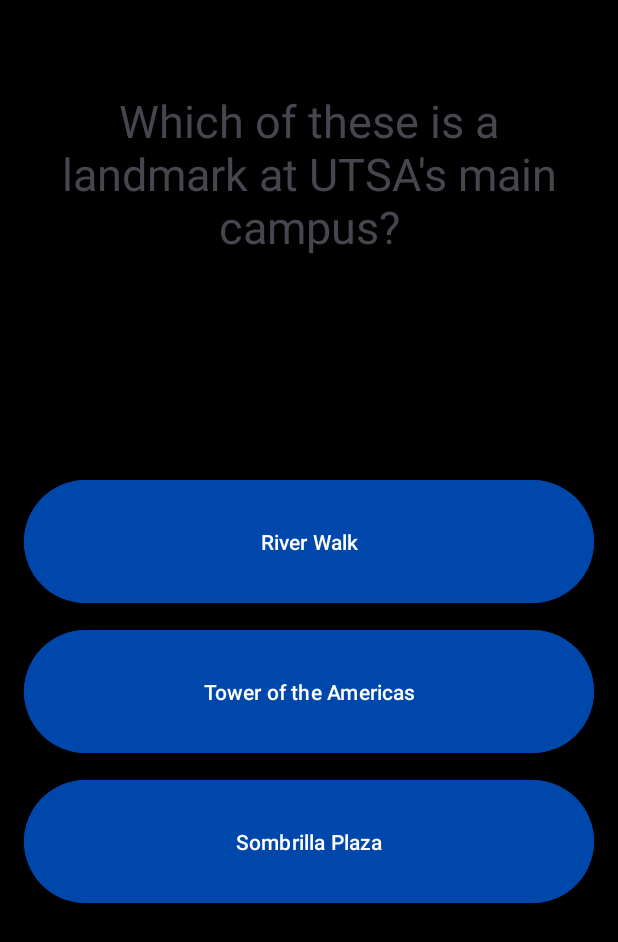
After one commit to miyakibanas/Strive, an Android app: the QuestionActivity screen opened directly, with no data from a screen before it, on a phone screen of 412 x 824 dp. The commit adds this screen. Shown: the top 942 px of the screen. Run offline under Robolectric (Android 15) with nearby library versions, the phone set to English and light mode, and no system bars; Roboto replaces fonts that are not available here.

Commit message:
Almost complete Question alarm

```diff
--- a/app/src/main/AndroidManifest.xml
+++ b/app/src/main/AndroidManifest.xml
@@ -22,6 +22,9 @@
             android:name=".AlarmSetupActivity"
             android:exported="false" />
         <activity
+            android:name=".QuestionActivity"
+            android:exported="false" />
+        <activity
             android:name=".MainActivity"
             android:exported="true">
             <intent-filter>
--- a/app/src/main/assets/questions.csv
+++ b/app/src/main/assets/questions.csv
@@ -0,0 +1,4 @@
+What year was UTSA founded?,1969,1957,1969,1972
+What are UTSA's official colors?,Blue and Orange,Silver and Blue,Orange and White
+Which of these is a landmark at UTSA's main campus?,Sombrilla Plaza,River Walk,Tower of the Americas
+What is the name of UTSA's mascot?,Rowdy,Runner,Spirit
--- a/app/src/main/java/edu/utsa/cs3443/strive/AlarmScreenActivity.java
+++ b/app/src/main/java/edu/utsa/cs3443/strive/AlarmScreenActivity.java
@@ -121,6 +121,9 @@
         if ("Snake Game".equals(mission)) {
             Intent intent = new Intent(this, SnakeGameActivity.class);
             startActivity(intent);
+        } else if ("Question".equals(mission)) {
+            Intent intent = new Intent( this, QuestionActivity.class);
+            startActivity(intent);
         } else {
             Toast.makeText(this, "Starting mission: " + mission, Toast.LENGTH_SHORT).show();
         }
--- a/app/src/main/java/edu/utsa/cs3443/strive/AlarmSetupActivity.java
+++ b/app/src/main/java/edu/utsa/cs3443/strive/AlarmSetupActivity.java
@@ -71,7 +71,8 @@
         spinnerSnooze.setAdapter(snoozeAdapter);
 
         String[] missionsArray = new String[]{
-                "Snake Game" //add your mission here
+                "Snake Game", //add your mission here
+                "Question"
         };
         ArrayAdapter<String> missionAdapter = new ArrayAdapter<>(this, android.R.layout.simple_spinner_dropdown_item, missionsArray);
         spinnerMission.setAdapter(missionAdapter);
--- /dev/null
+++ b/app/src/main/java/edu/utsa/cs3443/strive/QuestionActivity.java
@@ -0,0 +1,67 @@
+package edu.utsa.cs3443.strive;
+
+import android.content.res.AssetManager;
+import android.os.Bundle;
+import android.widget.Button;
+import android.widget.TextView;
+
+import androidx.appcompat.app.AppCompatActivity;
+
+import java.util.Random;
+
+import edu.utsa.cs3443.strive.controller.QuestionController;
+
+public class QuestionActivity extends AppCompatActivity {
+    AssetManager manager;
+    private TextView questionText;
+    private Button answerButton1;
+    private Button answerButton2;
+    private Button answerButton3;
+
+    @Override
+    protected void onCreate(Bundle savedInstanceState) {
+        super.onCreate(savedInstanceState);
+        setContentView(R.layout.activity_question);
+
+        manager = getAssets();
+        questionText = findViewById(R.id.questionText);
+        answerButton1 = findViewById(R.id.answer1Button);
+        answerButton2 = findViewById(R.id.answer2Button);
+        answerButton3 = findViewById(R.id.answer3Button);
+
+        QuestionController questionController = new QuestionController(this, manager);
+
+        answerButton1.setOnClickListener(questionController);
+        answerButton2.setOnClickListener(questionController);
+        answerButton3.setOnClickListener(questionController);
+
+        questionController.setUpQuestion();
+    }
+
+    /**
+     * Displays the question and answer choices on the buttons
+     * @param question
+     * @param answers
+     */
+    public void displayQuestion(String question, String[] answers){
+        questionText.setText(question);
+
+        // Randomize order of answer choices
+        Random random = new Random();
+        int firstNumber = random.nextInt(3);
+        int secondNumber = random.nextInt(3);
+
+        while (secondNumber == firstNumber) {
+            secondNumber = random.nextInt(3);
+        }
+
+        int[] usedNumbers = {firstNumber, secondNumber};
+        int thirdNumber = random.nextInt(3);
+        while (thirdNumber == usedNumbers[0] || thirdNumber == usedNumbers[1]) {
+            thirdNumber = random.nextInt(3);
+        }
+        answerButton1.setText(answers[firstNumber]);
+        answerButton2.setText(answers[secondNumber]);
+        answerButton3.setText(answers[thirdNumber]);
+    }
+}
--- /dev/null
+++ b/app/src/main/java/edu/utsa/cs3443/strive/controller/QuestionController.java
@@ -0,0 +1,48 @@
+package edu.utsa.cs3443.strive.controller;
+
+import android.content.res.AssetManager;
+import android.view.View;
+import android.widget.Button;
+import android.widget.Toast;
+
+import edu.utsa.cs3443.strive.QuestionActivity;
+import edu.utsa.cs3443.strive.model.Question;
+
+public class QuestionController implements View.OnClickListener{
+    QuestionActivity questionActivity;
+    private Question question = new Question(null, null, null);
+    private AssetManager manager;
+
+    public QuestionController (QuestionActivity questionActivity, AssetManager manager) {
+        this.questionActivity = questionActivity;
+        this.manager = manager;
+    }
+
+    /**
+     * Uses question loaded to display onto QuestionActivity
+     */
+    public void setUpQuestion() {
+        question.loadQuestion( manager );
+        questionActivity.displayQuestion(question.getQuestion(), question.getChoices());
+    }
+
+
+    /**
+     *
+     * @param v The view that was clicked.
+     */
+    @Override
+    public void onClick(View v) {
+        // Handle user's answer and show a Toast message indicating if they are correct or incorrect
+        Button selectedButton = (Button) v;
+        String selectedAnswer = selectedButton.getText().toString();
+        String correctAnswer = question.getAnswer();
+
+        if (correctAnswer != null && correctAnswer.contains(selectedAnswer)) {
+            Toast.makeText(questionActivity, "Correct!", Toast.LENGTH_LONG).show();
+        } else {
+            Toast.makeText(questionActivity, "Incorrect. The correct answer is: " + correctAnswer, Toast.LENGTH_LONG).show();
+        }
+
+    }
+}
--- a/app/src/main/java/edu/utsa/cs3443/strive/model/CustomAlarm.java
+++ /dev/null
@@ -1,18 +0,0 @@
-package edu.utsa.cs3443.strive.model;
-
-public class CustomAlarm extends Alarm {
-    private String question;
-
-    public CustomAlarm( int alarmTime, boolean alarmEnabled, String question ){
-        super();
-        this.question = question;
-    }
-
-    public String getQuestion() {
-        return question;
-    }
-
-    public void setQuestion(String question) {
-        this.question = question;
-    }
-}
--- a/app/src/main/java/edu/utsa/cs3443/strive/model/Question.java
+++ b/app/src/main/java/edu/utsa/cs3443/strive/model/Question.java
@@ -1,4 +1,12 @@
 package edu.utsa.cs3443.strive.model;
+
+import android.content.res.AssetManager;
+
+import java.io.IOException;
+import java.io.InputStream;
+import java.util.ArrayList;
+import java.util.Random;
+import java.util.Scanner;
 
 public class Question {
 
@@ -10,6 +18,39 @@
         this.question = question;
         this.answer = answer;
         this.choices = choices;
+    }
+
+    // Grabs questions from csv, creates objects out of them, and returns a random one
+    public void loadQuestion(AssetManager manager){
+        ArrayList<Question> questionList = new ArrayList<>();
+        InputStream inputStream;
+        Scanner scanner;
+        try {
+            inputStream = manager.open("questions.csv");
+            scanner = new Scanner( inputStream );
+
+            while (scanner.hasNextLine()){
+                String line = scanner.nextLine();
+                String[] tokens = line.split(",");
+                String[] choices = {tokens[1], tokens[2], tokens[3]};
+
+                Question question = new Question(tokens[0], tokens[1], choices);
+                questionList.add(question);
+            }
+            inputStream.close();
+            scanner.close();
+        } catch (IOException e) {
+            e.printStackTrace();
+        }
+
+        if (!questionList.isEmpty()) {
+            Random random = new Random();
+            int randomIndex = random.nextInt(questionList.size());
+            Question randomQuestion = questionList.get(randomIndex);
+            this.question = randomQuestion.getQuestion();
+            this.answer = randomQuestion.getAnswer();
+            this.choices = randomQuestion.getChoices();
+        }
     }
 
     public String getQuestion() {
--- /dev/null
+++ b/app/src/main/res/layout/activity_question.xml
@@ -0,0 +1,42 @@
+<?xml version="1.0" encoding="utf-8"?>
+<RelativeLayout xmlns:android="http://schemas.android.com/apk/res/android"
+    android:layout_width="match_parent"
+    android:layout_height="match_parent"
+    android:background="@color/black"
+    android:padding="16dp">
+
+    <TextView
+        android:id="@+id/questionText"
+        android:layout_width="match_parent"
+        android:layout_height="200dp"
+        android:gravity="center"
+        android:textSize="30sp"
+        android:text="TextView" />
+
+    <Button
+        android:id="@+id/answer1Button"
+        android:layout_width="match_parent"
+        android:layout_height="90dp"
+        android:layout_centerHorizontal="true"
+        android:layout_marginTop="300dp"
+        android:backgroundTint="@color/blue"
+        android:text="Button one" />
+
+    <Button
+        android:id="@+id/answer2Button"
+        android:layout_width="match_parent"
+        android:layout_height="90dp"
+        android:layout_marginTop="400dp"
+        android:layout_centerHorizontal="true"
+        android:backgroundTint="@color/blue"
+        android:text="Button two" />
+
+    <Button
+        android:id="@+id/answer3Button"
+        android:layout_width="match_parent"
+        android:layout_height="90dp"
+        android:layout_marginTop="500dp"
+        android:layout_centerHorizontal="true"
+        android:backgroundTint="@color/blue"
+        android:text="Button three" />
+</RelativeLayout>
--- a/app/src/main/res/values/colors.xml
+++ b/app/src/main/res/values/colors.xml
@@ -2,4 +2,5 @@
 <resources>
     <color name="black">#FF000000</color>
     <color name="white">#FFFFFFFF</color>
+    <color name="blue">#0047AB</color>
 </resources>
```
